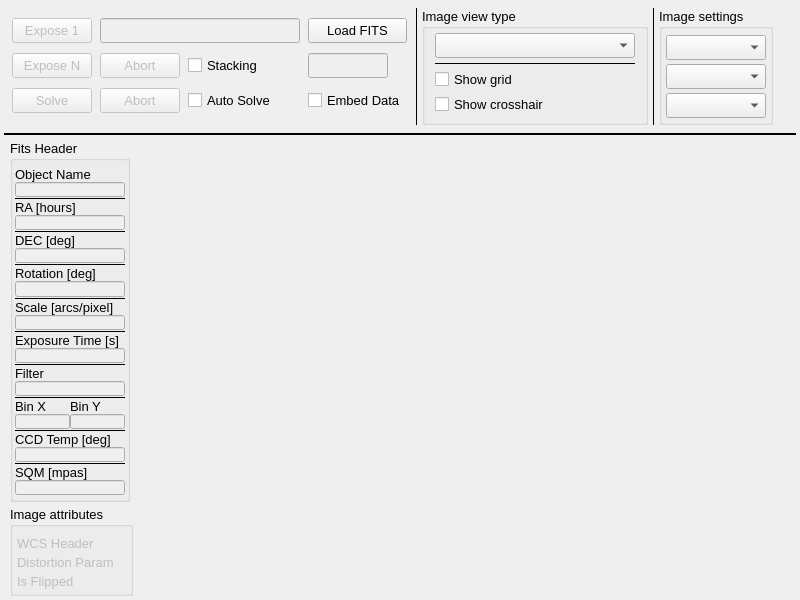
Qt form mw4/gui/widgets/image.ui (mworion/MountWizzard4) before a commit.
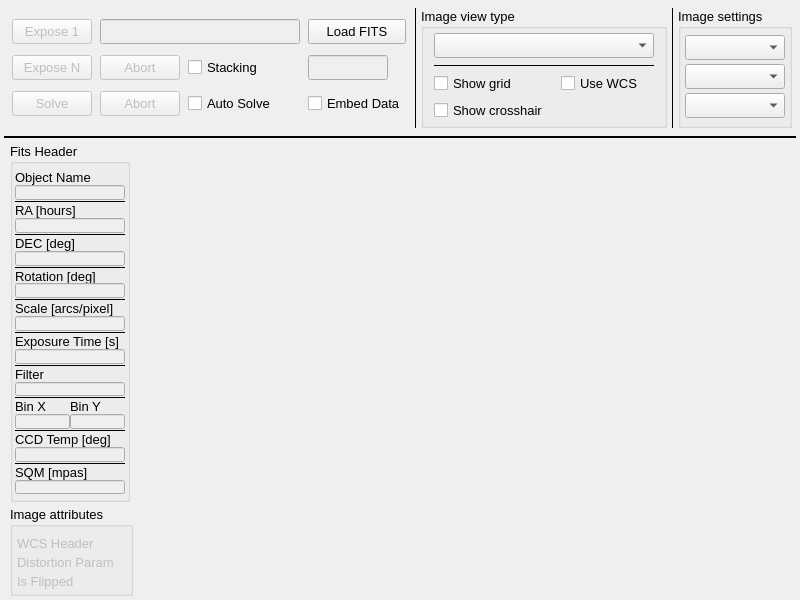
The same form after that commit.

What changed in the file:
```diff
--- a/mw4/gui/widgets/image.ui
+++ b/mw4/gui/widgets/image.ui
@@ -271,10 +271,7 @@
        <property name="title">
         <string>Image view type</string>
        </property>
-       <layout class="QVBoxLayout" name="verticalLayout_3">
-        <property name="spacing">
-         <number>4</number>
-        </property>
+       <layout class="QGridLayout" name="gridLayout_3">
         <property name="leftMargin">
          <number>10</number>
         </property>
@@ -287,17 +284,27 @@
         <property name="bottomMargin">
          <number>4</number>
         </property>
-        <item>
-         <widget class="QComboBox" name="view">
-          <property name="minimumSize">
-           <size>
-            <width>200</width>
-            <height>25</height>
-           </size>
+        <item row="3" column="0">
+         <widget class="QCheckBox" name="checkShowCrosshair">
+          <property name="toolTip">
+           <string>&lt;html&gt;&lt;head/&gt;&lt;body&gt;&lt;p&gt;Showing a red cross hair in the center of the image.&lt;/p&gt;&lt;/body&gt;&lt;/html&gt;</string>
           </property>
+          <property name="text">
+           <string>Show crosshair  </string>
+          </property>
          </widget>
         </item>
-        <item>
+        <item row="2" column="0">
+         <widget class="QCheckBox" name="checkShowGrid">
+          <property name="toolTip">
+           <string>&lt;html&gt;&lt;head/&gt;&lt;body&gt;&lt;p&gt;Show a grid across the image.&lt;/p&gt;&lt;/body&gt;&lt;/html&gt;</string>
+          </property>
+          <property name="text">
+           <string>Show grid</string>
+          </property>
+         </widget>
+        </item>
+        <item row="1" column="0" colspan="2">
          <widget class="Line" name="line_2">
           <property name="frameShadow">
            <enum>QFrame::Plain</enum>
@@ -310,23 +317,20 @@
           </property>
          </widget>
         </item>
-        <item>
-         <widget class="QCheckBox" name="checkShowGrid">
-          <property name="toolTip">
-           <string>&lt;html&gt;&lt;head/&gt;&lt;body&gt;&lt;p&gt;Show a grid across the image.&lt;/p&gt;&lt;/body&gt;&lt;/html&gt;</string>
-          </property>
-          <property name="text">
-           <string>Show grid</string>
+        <item row="0" column="0" colspan="2">
+         <widget class="QComboBox" name="view">
+          <property name="minimumSize">
+           <size>
+            <width>220</width>
+            <height>25</height>
+           </size>
           </property>
          </widget>
         </item>
-        <item>
-         <widget class="QCheckBox" name="checkShowCrosshair">
-          <property name="toolTip">
-           <string>&lt;html&gt;&lt;head/&gt;&lt;body&gt;&lt;p&gt;Showing a red cross hair in the center of the image.&lt;/p&gt;&lt;/body&gt;&lt;/html&gt;</string>
-          </property>
+        <item row="2" column="1">
+         <widget class="QCheckBox" name="checkUseWCS">
           <property name="text">
-           <string>Show crosshair  </string>
+           <string>Use WCS</string>
           </property>
          </widget>
         </item>
```
